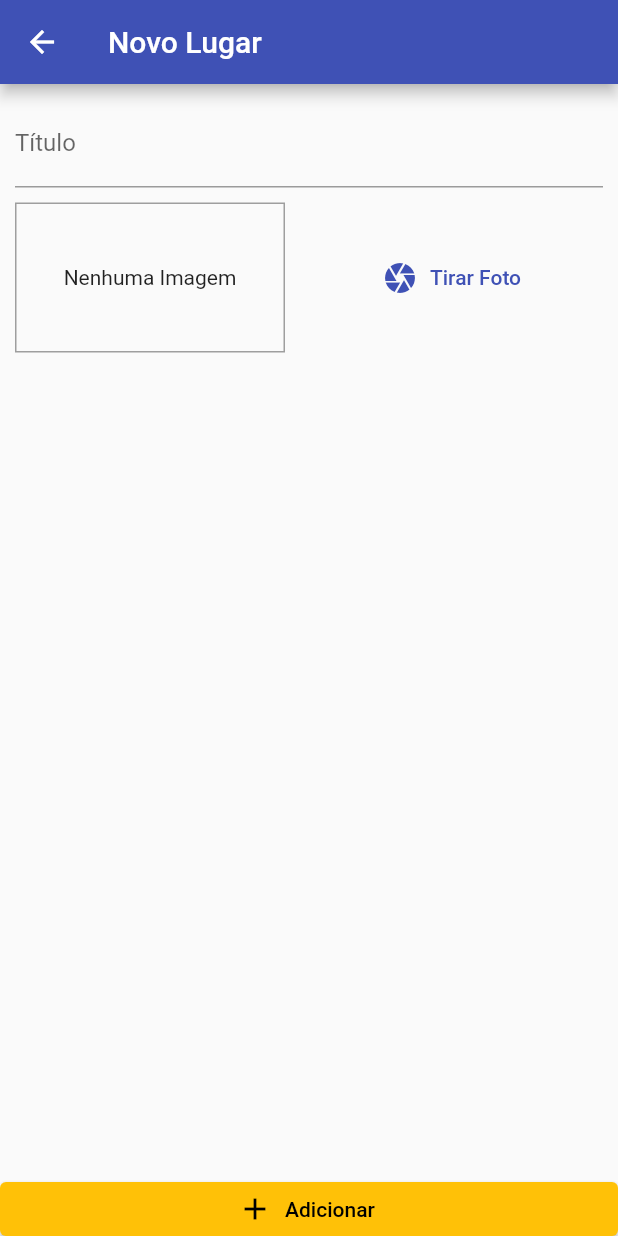
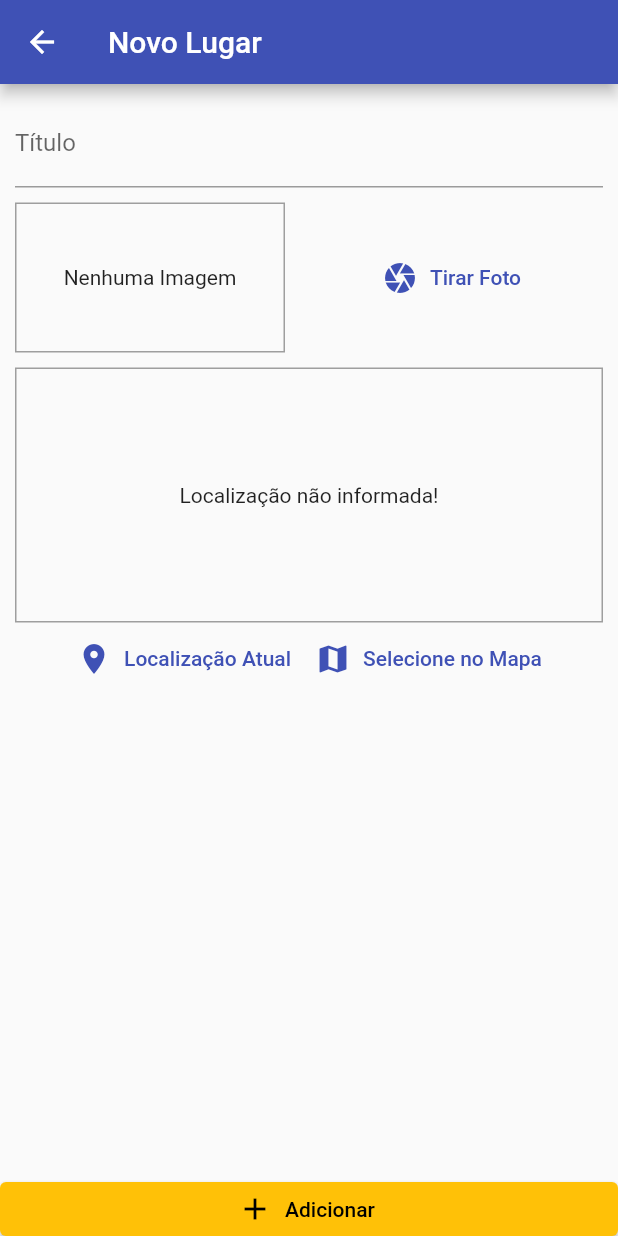
Before and after one commit to rhbpinheiro/great_places, a Flutter app: the PlaceFormScreen screen opened by its route, on a phone screen of 412 x 824 dp. Run offline on Flutter 3.47's test engine with Material 2 defaults, Android fonts, the phone set to English and light mode, and no system bars; our stand-ins replace image_picker, location, sqflite; accounts and stored records are empty.

Commit message:
add location

```diff
--- a/lib/screens/place_form_screen.dart
+++ b/lib/screens/place_form_screen.dart
@@ -3,6 +3,7 @@ import 'dart:io';
 import 'package:flutter/material.dart';
 import 'package:great_places/providers/great_places.dart';
 import 'package:great_places/widgets/image_input.dart';
+import 'package:great_places/widgets/location_input.dart';
 import 'package:provider/provider.dart';
 
 class PlaceFormScreen extends StatefulWidget {
@@ -57,6 +58,10 @@ class _PlaceFormScreenState extends State<PlaceFormScreen> {
                       height: 10,
                     ),
                     ImageInput(_selectImage),
+                    const SizedBox(
+                      height: 10,
+                    ),
+                    const LocationInput(),
                   ],
                 ),
               ),
--- /dev/null
+++ b/lib/widgets/location_input.dart
@@ -0,0 +1,73 @@
+import 'package:flutter/material.dart';
+import 'package:location/location.dart';
+
+class LocationInput extends StatefulWidget {
+  const LocationInput({Key? key}) : super(key: key);
+
+  @override
+  State<LocationInput> createState() => _LocationInputState();
+}
+
+class _LocationInputState extends State<LocationInput> {
+  String? _previewImageUrl;
+  Future<void> _getCurrentUserLocation() async {
+    final locData = await Location().getLocation();
+    print(locData.latitude);
+    print(locData.longitude);
+  }
+
+  @override
+  Widget build(BuildContext context) {
+    return Column(
+      children: [
+        Container(
+          width: double.infinity,
+          height: 170,
+          alignment: Alignment.center,
+          decoration: BoxDecoration(
+            border: Border.all(
+              width: 1,
+              color: Colors.grey,
+            ),
+          ),
+          child: _previewImageUrl == null
+              ? const Text('Localização não informada!')
+              : Image.network(
+                  _previewImageUrl!,
+                  fit: BoxFit.cover,
+                  width: double.infinity,
+                ),
+        ),
+        Row(
+          mainAxisAlignment: MainAxisAlignment.center,
+          children: [
+            TextButton.icon(
+              style: ElevatedButton.styleFrom(
+                foregroundColor: Colors.indigo,
+              ),
+              onPressed: _getCurrentUserLocation,
+              icon: const Icon(
+                Icons.location_on,
+              ),
+              label: const Text(
+                "Localização Atual",
+              ),
+            ),
+            TextButton.icon(
+              style: ElevatedButton.styleFrom(
+                foregroundColor: Colors.indigo,
+              ),
+              onPressed: () {},
+              icon: const Icon(
+                Icons.map,
+              ),
+              label: const Text(
+                "Selecione no Mapa",
+              ),
+            ),
+          ],
+        )
+      ],
+    );
+  }
+}
--- a/pubspec.yaml
+++ b/pubspec.yaml
@@ -40,6 +40,7 @@ dependencies:
   path_provider: ^2.0.14
   path: ^1.8.2
   sqflite: ^2.2.6
+  location: ^4.4.0
 
 dev_dependencies:
   flutter_test:
```
Also changed, not shown: pubspec.lock.
